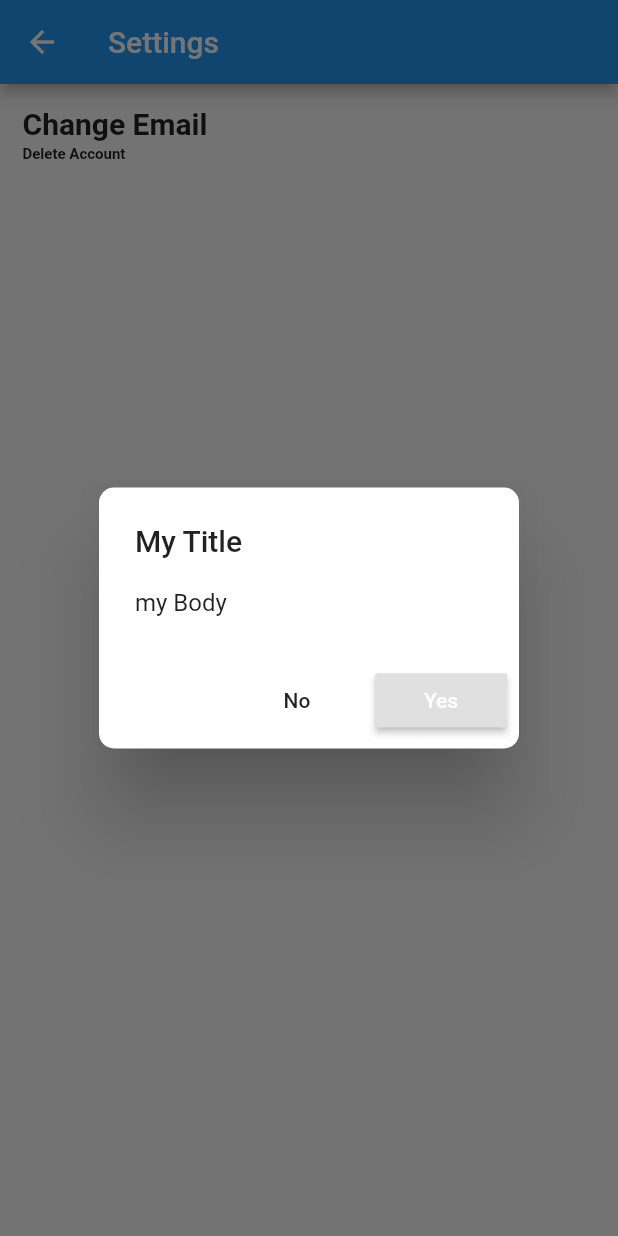
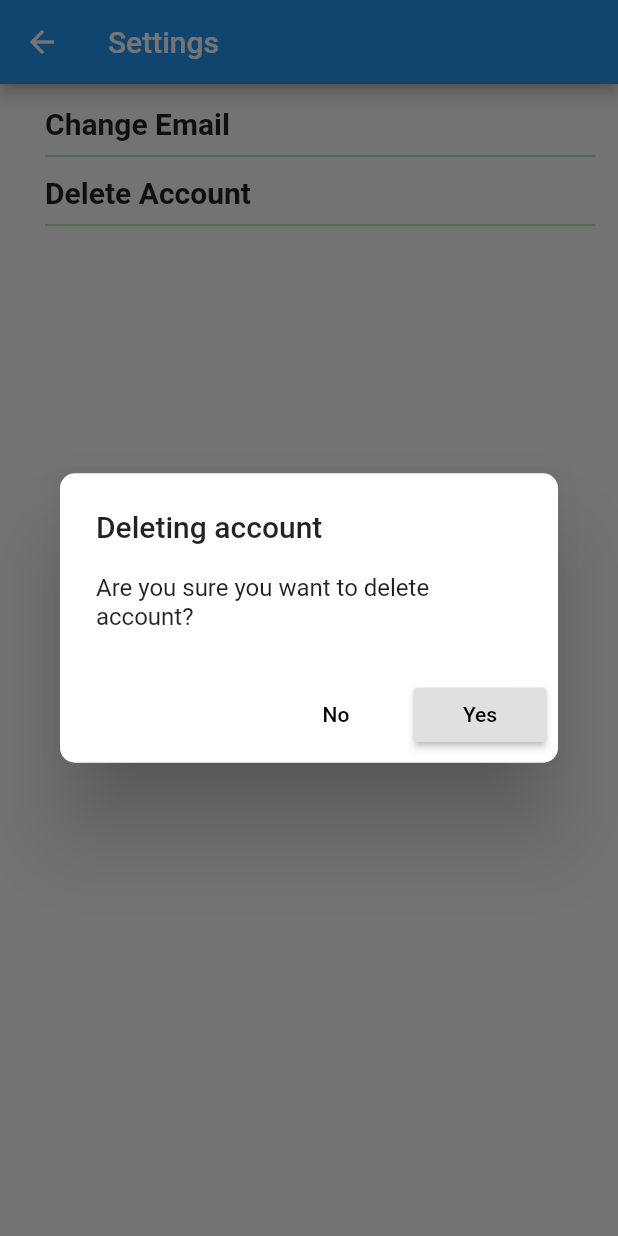
Before and after one commit to Festus1440/platebeacon_app, a Flutter app: the AccountSettingsDetails screen opened directly, after a tap on "Delete Account", on a phone screen of 412 x 824 dp. Run offline on Flutter 3.47's test engine with Material 2 defaults, Android fonts, the phone set to English and light mode, and no system bars; our stand-ins replace cloud_firestore, firebase_auth, google_maps_flutter, location; missing offline and left inert: flutter_polyline_points, google_map_polyline; accounts and stored records are empty.

Commit message:
made changes in accountsettings

```diff
--- a/lib/accountsettings.dart
+++ b/lib/accountsettings.dart
@@ -1,4 +1,6 @@
 import 'package:flutter/material.dart';
+
+import 'Home.dart';
 //import 'package:flutterapp/ShelterDrawer/restaurantDetails.dart';
 
 enum DialogAction { Yes, abort }
@@ -17,16 +19,16 @@ class Dialogs {
           shape: RoundedRectangleBorder(
             borderRadius: BorderRadius.circular(10),
           ),
-          title: Text(title),
-          content: Text(body),
+          title: Text('Deleting account'),
+          content: Text('Are you sure you want to delete account?'),
           actions: <Widget>[
             FlatButton(
               onPressed: () => Navigator.of(context).pop(DialogAction.abort),
-              child: const Text('No'),
+              child: const Text('No',style: TextStyle(color: Colors.black)),
             ),
             RaisedButton(
               onPressed: () => Navigator.of(context).pop(DialogAction.Yes),
-              child: const Text('Yes', style: TextStyle(color: Colors.white)),
+              child: const Text('Yes', style: TextStyle(color: Colors.black)),
             ),
           ],
         );
@@ -54,7 +56,7 @@ class _AccountDetailsState extends State<AccountSettingsDetails> {
         child: Column(
           children: <Widget>[
             Container(
-              margin: EdgeInsets.only(top: 15.0, left: 15.0, right: 15.0),
+              margin: EdgeInsets.only(top: 15.0, left: 30.0, right: 15.0),
               child: Column(
                 children: <Widget>[
                   Container(
@@ -69,15 +71,22 @@ class _AccountDetailsState extends State<AccountSettingsDetails> {
                       ),
                     ),
                   ),
+                  Divider(
+                    height: 20.0,
+                    thickness: 0.5,
+                    color: mainColor,
+                    indent: 0.0,
+                    endIndent: 0.0,
+                  ),
                   Container(
                     alignment: Alignment.topLeft,
-                    padding: EdgeInsets.only(top: 3.0),
+                    padding: EdgeInsets.only(top: 3.0,left: 0.0,right: 15.0),
                     child: GestureDetector(
                       child: Text(
                         "Delete Account",
                         semanticsLabel: tappedYes.toString(),
                         style: TextStyle(
-                          fontSize: 10.0,
+                          fontSize: 20.0,
                           fontWeight: FontWeight.bold,
                         ),
                       ),
@@ -93,6 +102,13 @@ class _AccountDetailsState extends State<AccountSettingsDetails> {
                       },
                     ),
                   ),
+                  Divider(
+                    height: 20.0,
+                    thickness: 0.5,
+                    color: mainColor,
+                    indent: 0.0,
+                    endIndent: 0.0,
+                  ),
                 ],
               ),
             ),
```
